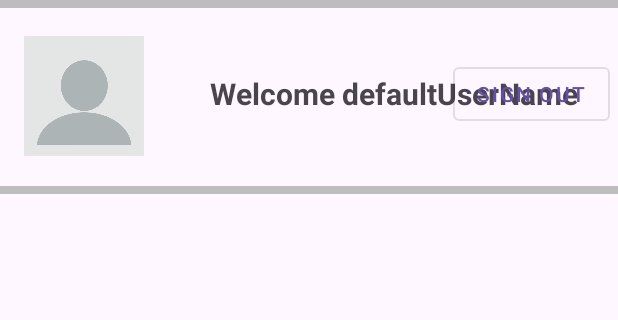
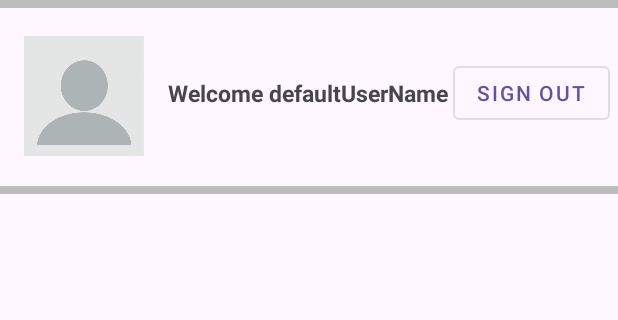
Before and after one commit to EricW321/Forum, an Android app: the MainActivity screen opened directly, with no data from a screen before it, on a phone screen of 412 x 824 dp, the part 119-439 px from its top. Run offline under Robolectric (Android 15) with nearby library versions, the phone set to English and light mode, and no system bars; our stand-ins replace Volley; network calls fail.

Commit message:
Reduced welcome message font size

```diff
--- a/app/src/main/res/layout/activity_main.xml
+++ b/app/src/main/res/layout/activity_main.xml
@@ -48,14 +48,14 @@
         android:id="@+id/userInfoTextView"
         android:layout_width="wrap_content"
         android:layout_height="wrap_content"
-        android:layout_marginStart="44dp"
+        android:layout_marginStart="16dp"
         android:text="User Name"
-        android:textSize="20dp"
+        android:textSize="15dp"
         android:textStyle="bold"
         app:layout_constraintBottom_toBottomOf="@id/profileImageView"
         app:layout_constraintStart_toEndOf="@id/profileImageView"
         app:layout_constraintTop_toTopOf="@id/profileImageView"
-        app:layout_constraintVertical_bias="0.471" />
+        app:layout_constraintVertical_bias="0.466" />
 
     <Button
         android:id="@+id/signOutButton"
```
